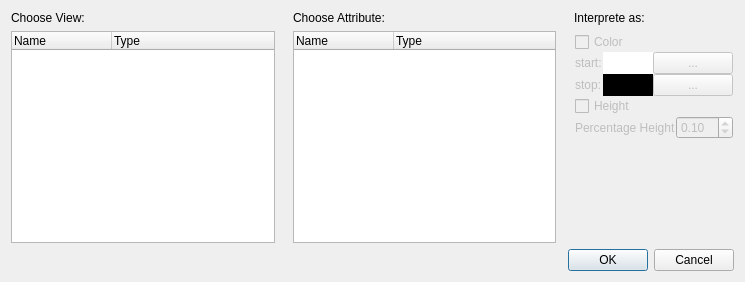
The window that src/libdynamind-gui/viewer/dmaddlayerdialog.ui (iut-ibk/DynaMind-ToolBox) describes before a commit, drawn with Qt 5.
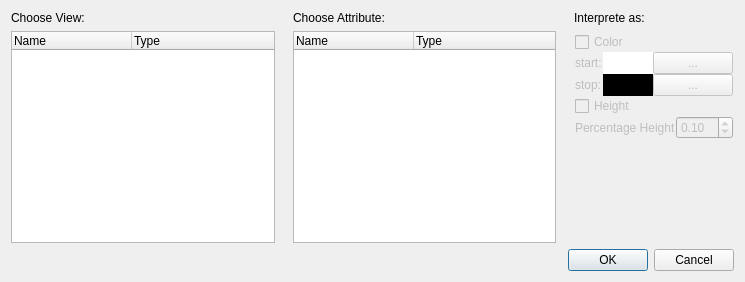
The same window after the commit.

```diff
--- a/src/libdynamind-gui/viewer/dmaddlayerdialog.ui
+++ b/src/libdynamind-gui/viewer/dmaddlayerdialog.ui
@@ -48,6 +48,9 @@
      </item>
      <item row="1" column="0">
       <widget class="QTreeWidget" name="viewList">
+       <attribute name="headerDefaultSectionSize">
+        <number>120</number>
+       </attribute>
        <column>
         <property name="text">
          <string>Name</string>
@@ -62,6 +65,9 @@
      </item>
      <item row="1" column="1">
       <widget class="QTreeWidget" name="attributeList">
+       <attribute name="headerDefaultSectionSize">
+        <number>120</number>
+       </attribute>
        <column>
         <property name="text">
          <string>Name</string>
```
